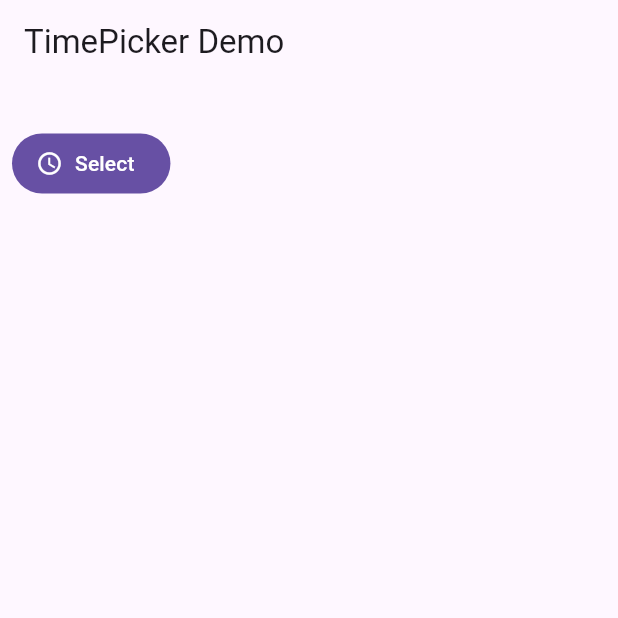
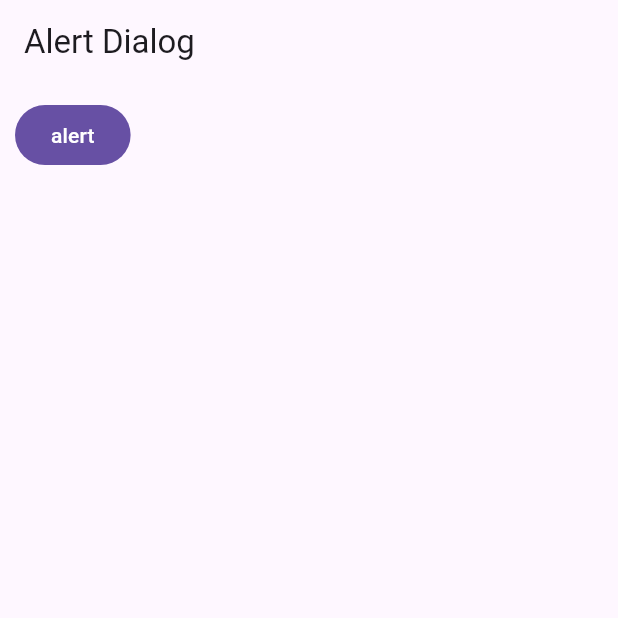
Before and after one commit to Mondanai/App, a Flutter app: the screen it shows after launch, on a phone screen of 412 x 824 dp, the top half of it. Run offline on Flutter 3.47's test engine with Material 3 defaults, Android fonts, the light colour scheme and no system bars.

Commit message:
alertdialogdemo

```diff
--- a/lib/main.dart
+++ b/lib/main.dart
@@ -1,8 +1,9 @@
 import 'package:flutter/material.dart';
-import 'package:flutter_application_week5/week7/timepickerdemo.dart';
+import 'package:flutter_application_week5/week7/alertdialogdemo.dart';
+
 
 
 
 void main() {
-  runApp(MaterialApp(debugShowCheckedModeBanner: false, home: TimePickerDemo()));
+  runApp(MaterialApp(debugShowCheckedModeBanner: false, home: AlertDialogDemo()));
 }
--- /dev/null
+++ b/lib/week7/alertdialogdemo.dart
@@ -0,0 +1,58 @@
+import 'package:flutter/material.dart';
+
+
+class AlertDialogDemo extends StatefulWidget {
+  const AlertDialogDemo({super.key});
+
+
+  @override
+  State<AlertDialogDemo> createState() => _AlertDialogDemoState();
+}
+
+
+class _AlertDialogDemoState extends State<AlertDialogDemo> {
+  void showAlert() async {
+    await showDialog(
+      context: context,
+      builder: (BuildContext context) {
+        return AlertDialog(
+          title: Text('Alert title'),
+          content: Text('Alert content'),
+          actions: [
+            TextButton(
+              onPressed: () {
+                Navigator.of(context).pop();
+                // Navigator.pop(context);
+              },
+              child: Text('OK'),
+            ),
+            TextButton(
+              onPressed: () {
+                Navigator.of(context).pop();
+                // Navigator.pop(context);
+              },
+              child: Text('Cancel'),
+            ),
+          ],
+        );
+      },
+    );
+  }
+
+
+  @override
+  Widget build(BuildContext context) {
+    return Scaffold(
+      appBar: AppBar(
+        title: const Text('Alert Dialog'),
+      ),
+      body: Container(
+        padding: const EdgeInsets.all(10),
+        child: FilledButton(
+          onPressed: showAlert,
+          child: const Text('alert'),
+        ),
+      ),
+    );
+  }
+}
```
